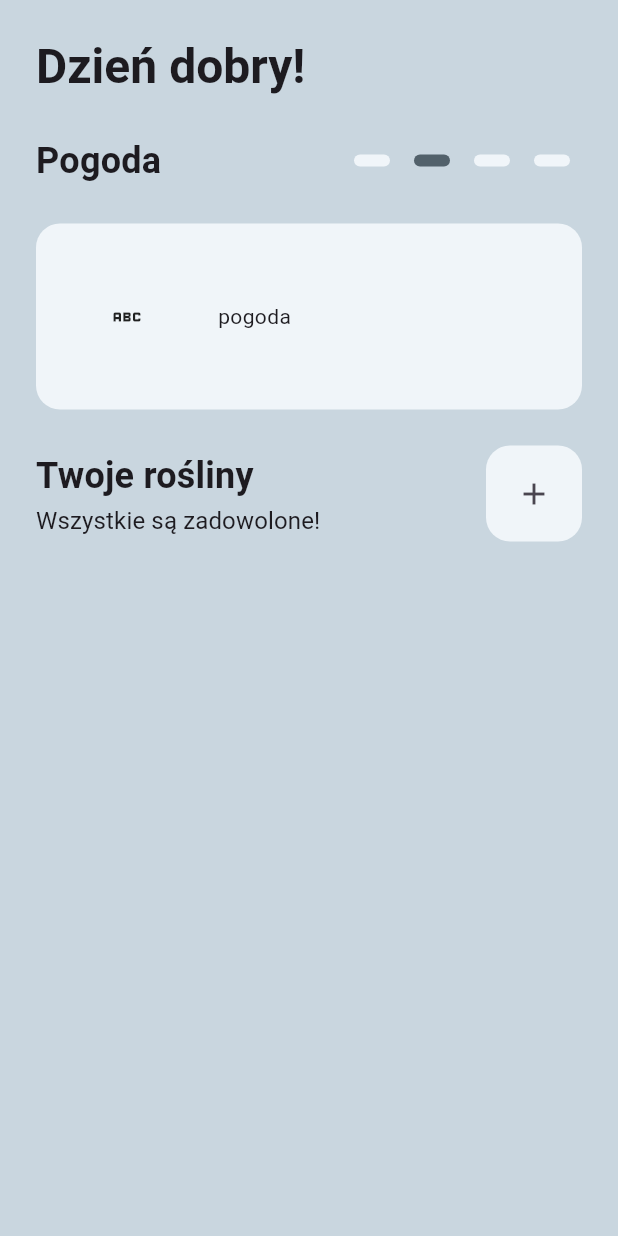
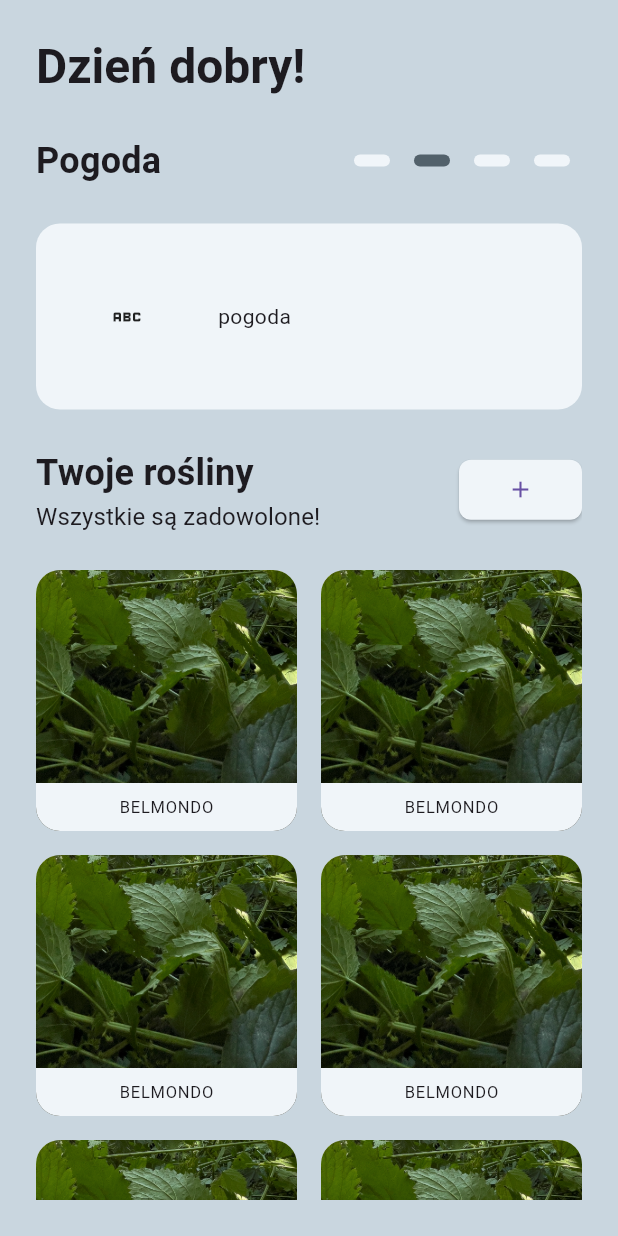
Before and after one commit to wojtekbakun/dzien_dobry, a Flutter app: the screen it shows after launch, after a tap on the "add" icon, on a phone screen of 412 x 824 dp. Run offline on Flutter 3.47's test engine with Material 3 defaults, Android fonts, the light colour scheme and no system bars.

Commit message:
added new elements to main screen

```diff
--- /dev/null
+++ b/lib/data/providers/providers_init.dart
@@ -0,0 +1,25 @@
+import 'package:dzien_dobry/data/providers/screen_dimensions.dart';
+import 'package:flutter/material.dart';
+import 'package:provider/provider.dart';
+
+class ProvidersInit extends StatelessWidget {
+  final Widget child;
+  const ProvidersInit({super.key, required this.child});
+
+  @override
+  Widget build(BuildContext context) {
+    final screenDimensions = ScreenDimensions(
+      width: MediaQuery.of(context).size.width,
+      height: MediaQuery.of(context).size.height,
+    );
+
+    return MultiProvider(
+      providers: [
+        ChangeNotifierProvider<ScreenDimensions>.value(
+          value: screenDimensions,
+        ),
+      ],
+      child: child,
+    );
+  }
+}
--- /dev/null
+++ b/lib/data/providers/screen_dimensions.dart
@@ -0,0 +1,8 @@
+import 'package:flutter/material.dart';
+
+class ScreenDimensions extends ChangeNotifier {
+  final double width;
+  final double height;
+
+  ScreenDimensions({required this.width, required this.height});
+}
--- a/lib/main.dart
+++ b/lib/main.dart
@@ -1,9 +1,15 @@
 import 'package:dzien_dobry/consts/colors.dart';
+import 'package:dzien_dobry/data/providers/providers_init.dart';
 import 'package:dzien_dobry/presentation/screens/home_screen.dart';
 import 'package:flutter/material.dart';
 
 void main() {
-  runApp(const MainApp());
+  WidgetsFlutterBinding.ensureInitialized();
+  runApp(
+    const ProvidersInit(
+      child: MainApp(),
+    ),
+  );
 }
 
 class MainApp extends StatelessWidget {
--- a/lib/presentation/screens/home_screen.dart
+++ b/lib/presentation/screens/home_screen.dart
@@ -10,8 +10,10 @@ class HomeScreen extends StatelessWidget {
   Widget build(BuildContext context) {
     return Scaffold(
       body: SafeArea(
+        bottom: false,
         child: Padding(
           padding: MyPaddings.largeAll,
+          child: SingleChildScrollView(
             child: Column(
               children: [
                 Row(
@@ -28,6 +30,7 @@ class HomeScreen extends StatelessWidget {
             ),
           ),
         ),
+      ),
     );
   }
 }
--- a/lib/presentation/widgets/plants/plants_panel.dart
+++ b/lib/presentation/widgets/plants/plants_panel.dart
@@ -1,5 +1,6 @@
 import 'package:dzien_dobry/consts/paddings.dart';
 import 'package:dzien_dobry/consts/shapes.dart';
+import 'package:dzien_dobry/presentation/widgets/plants/single_plant_container.dart';
 import 'package:flutter/material.dart';
 
 class PlantsPanel extends StatelessWidget {
@@ -30,20 +31,41 @@ class PlantsPanel extends StatelessWidget {
               const Expanded(
                 child: Row(),
               ),
-              Container(
-                decoration: BoxDecoration(
-                  borderRadius: MyRadius.medium,
-                  color: Theme.of(context).cardColor,
+              ElevatedButton(
+                onPressed: () {},
+                style: ButtonStyle(
+                  shape: WidgetStateProperty.all(
+                    RoundedRectangleBorder(
+                      borderRadius: MyRadius.small,
+                    ),
+                  ),
+                  backgroundColor: WidgetStateProperty.all(
+                    Theme.of(context).cardColor,
+                  ),
                 ),
-                child: Padding(
+                child: const Padding(
                   padding: MyPaddings.smallAll,
-                  child: IconButton(
-                    icon: const Icon(Icons.add),
-                    onPressed: () {},
-                  ),
+                  child: Icon(Icons.add),
                 ),
               ),
             ],
+          ),
+          Padding(
+            padding: MyPaddings.onlyTop,
+            child: GridView.builder(
+              itemCount: 6,
+              shrinkWrap: true,
+              physics: const NeverScrollableScrollPhysics(),
+              gridDelegate: const SliverGridDelegateWithFixedCrossAxisCount(
+                  crossAxisCount: 2,
+                  crossAxisSpacing: MyPaddings.medium,
+                  mainAxisSpacing: MyPaddings.medium),
+              itemBuilder: (context, index) => const SinglePlantContainer(
+                name: 'Belmondo',
+                image: DecorationImage(
+                    image: AssetImage('assets/images/pokrzywka.png')),
+              ),
+            ),
           ),
         ],
       ),
--- /dev/null
+++ b/lib/presentation/widgets/plants/single_plant_container.dart
@@ -0,0 +1,57 @@
+import 'package:dzien_dobry/consts/paddings.dart';
+import 'package:dzien_dobry/consts/shapes.dart';
+import 'package:flutter/material.dart';
+
+class SinglePlantContainer extends StatelessWidget {
+  final String name;
+  final DecorationImage image;
+  const SinglePlantContainer(
+      {super.key, required this.name, required this.image});
+
+  @override
+  Widget build(BuildContext context) {
+    return Container(
+      decoration: BoxDecoration(
+        borderRadius: MyRadius.medium,
+        color: Theme.of(context).cardColor,
+        image: DecorationImage(
+          image: image.image,
+          fit: BoxFit.cover,
+        ),
+      ),
+      child: Column(
+        mainAxisAlignment: MainAxisAlignment.end,
+        children: [
+          const Flexible(
+            flex: 4,
+            child: SizedBox(),
+          ),
+          Flexible(
+            flex: 1,
+            child: Container(
+              decoration: BoxDecoration(
+                borderRadius: BorderRadius.only(
+                  bottomLeft: MyRadius.medium.bottomLeft,
+                  bottomRight: MyRadius.medium.bottomRight,
+                ),
+                color: Theme.of(context).cardColor,
+              ),
+              child: Row(
+                mainAxisAlignment: MainAxisAlignment.center,
+                children: [
+                  Padding(
+                    padding: MyPaddings.smallAll,
+                    child: Text(
+                      name.toUpperCase(),
+                      style: Theme.of(context).textTheme.labelSmall,
+                    ),
+                  ),
+                ],
+              ),
+            ),
+          ),
+        ],
+      ),
+    );
+  }
+}
--- a/lib/presentation/widgets/weather/weather_card.dart
+++ b/lib/presentation/widgets/weather/weather_card.dart
@@ -1,6 +1,8 @@
 import 'package:dzien_dobry/consts/paddings.dart';
 import 'package:dzien_dobry/consts/shapes.dart';
+import 'package:dzien_dobry/data/providers/screen_dimensions.dart';
 import 'package:flutter/material.dart';
+import 'package:provider/provider.dart';
 
 class WeatherCard extends StatelessWidget {
   const WeatherCard({super.key});
@@ -11,6 +13,8 @@ class WeatherCard extends StatelessWidget {
       padding: MyPaddings.onlyTop,
       child: Container(
         height: 124,
+        width:
+            Provider.of<ScreenDimensions>(context).width - MyPaddings.large * 2,
         decoration: BoxDecoration(
           color: Theme.of(context).cardColor,
           borderRadius: MyRadius.medium,
--- a/lib/presentation/widgets/weather/weather_panel.dart
+++ b/lib/presentation/widgets/weather/weather_panel.dart
@@ -22,7 +22,10 @@ class WeatherPanel extends StatelessWidget {
               const WeatherDots(),
             ],
           ),
-          const WeatherCard(),
+          GestureDetector(
+            onHorizontalDragEnd: (details) {},
+            child: WeatherCard(),
+          )
         ],
       ),
     );
--- a/pubspec.yaml
+++ b/pubspec.yaml
@@ -9,6 +9,7 @@ environment:
 dependencies:
   flutter:
     sdk: flutter
+  provider: ^6.1.2
 
 dev_dependencies:
   flutter_test:
@@ -26,3 +27,6 @@ flutter:
         - asset: assets/fonts/Roboto/Roboto-Italic.ttf
           style: italic
         - asset: assets/fonts/Roboto/Roboto-BoldItalic.ttf
+
+  assets:
+    - assets/images/pokrzywka.png
```
Also changed, not shown: assets/images/pokrzywka.png (added), pubspec.lock. Lines whose indentation alone changed are shown as unchanged.
